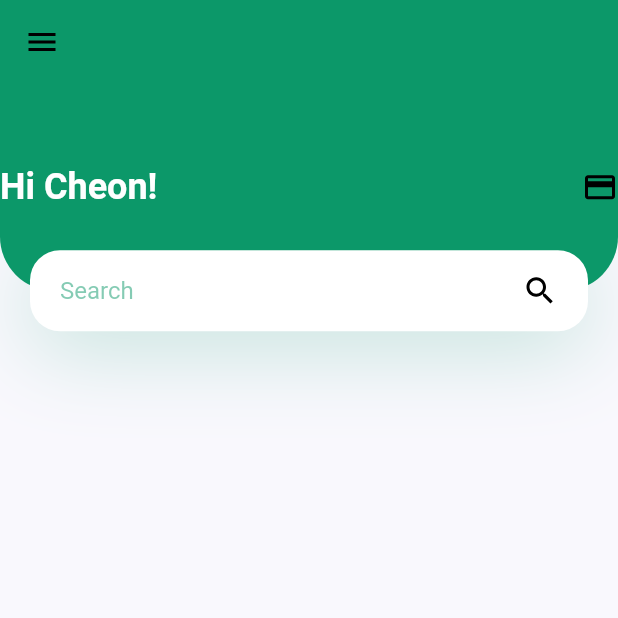
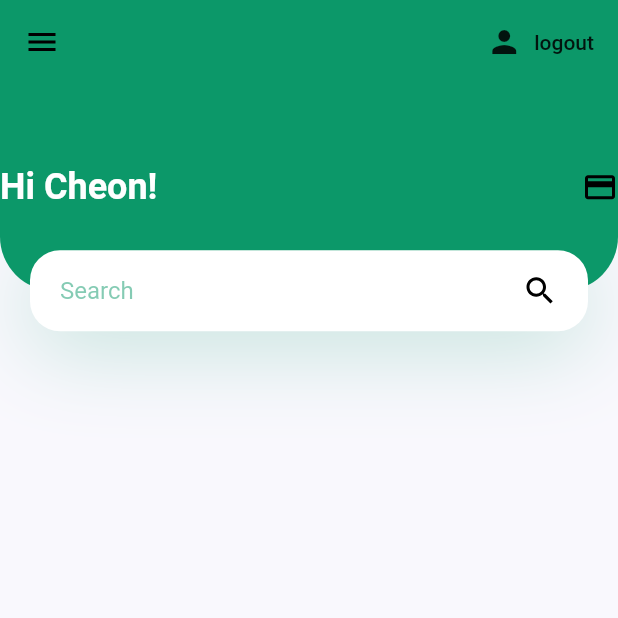
Before and after one commit to jcheon/capstone, a Flutter app: the HomeScreen screen opened directly, on a phone screen of 412 x 824 dp, the top half of it. Run offline on Flutter 3.47's test engine with Material 2 defaults, Android fonts, the phone set to English and light mode, and no system bars; our stand-ins replace firebase_auth, flutter_svg; accounts and stored records are empty; network calls fail.

Commit message:
signout feature implemented

```diff
--- a/cc_app/lib/screens/home/components/home_screen.dart
+++ b/cc_app/lib/screens/home/components/home_screen.dart
@@ -1,8 +1,12 @@
+import 'package:cc_app/screens/services/auth.dart';
 import 'package:flutter/material.dart';
 import 'package:flutter_svg/svg.dart';
 import 'package:cc_app/screens/home/components/body.dart';
+import 'package:cc_app/screens/services/auth.dart';
 
 class HomeScreen extends StatelessWidget {
+  final AuthService _auth = AuthService();
+
   @override
   Widget build(BuildContext context) {
     return Scaffold(
@@ -18,6 +22,15 @@ class HomeScreen extends StatelessWidget {
         icon: SvgPicture.asset("assets/icons/menu.svg"),
         onPressed: () {},
       ),
+      actions: <Widget>[
+        FlatButton.icon(
+          icon: Icon(Icons.person),
+          label: Text('logout'),
+          onPressed: () async {
+            await _auth.signOut();
+          },
+        )
+      ],
     );
   }
 }
--- a/cc_app/pubspec.yaml
+++ b/cc_app/pubspec.yaml
@@ -36,6 +36,8 @@ dependencies:
   cloud_firestore: ^0.13.2+1
   firebase_auth: ^0.16.0
   google_sign_in: ^4.5.3
+
+  provider: ^3.1.0
 
 
 dev_dependencies:
```
Also changed, not shown: cc_app/lib/main.dart (+7 -1 lines), cc_app/lib/screens/services/auth.dart (+8 -0 lines), cc_app/lib/screens/wrapper.dart (+10 -1 lines), cc_app/pubspec.lock.
